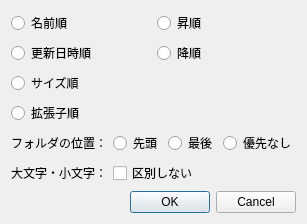
Before: the Qt Designer form sortdialog.ui in miyabi-satoh/Gefu, drawn with Qt 5.
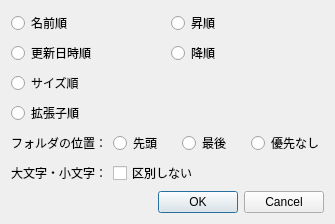
After: the same form once the commit is applied.

```diff
--- a/sortdialog.ui
+++ b/sortdialog.ui
@@ -6,8 +6,8 @@
    <rect>
     <x>0</x>
     <y>0</y>
-    <width>273</width>
-    <height>185</height>
+    <width>335</width>
+    <height>210</height>
    </rect>
   </property>
   <property name="windowTitle">
```
Left out of the diff: 35 changed lines with no effect on the pictures.
